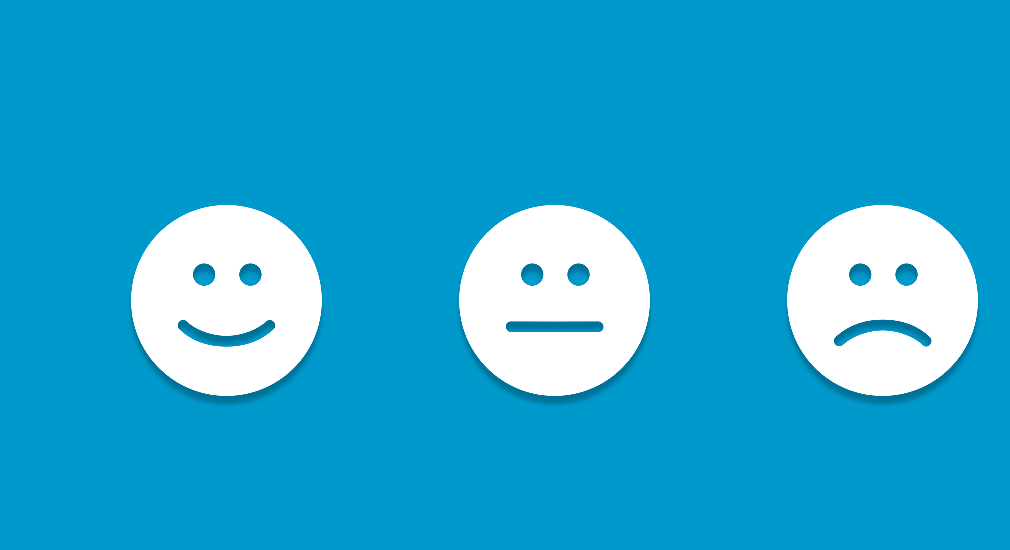
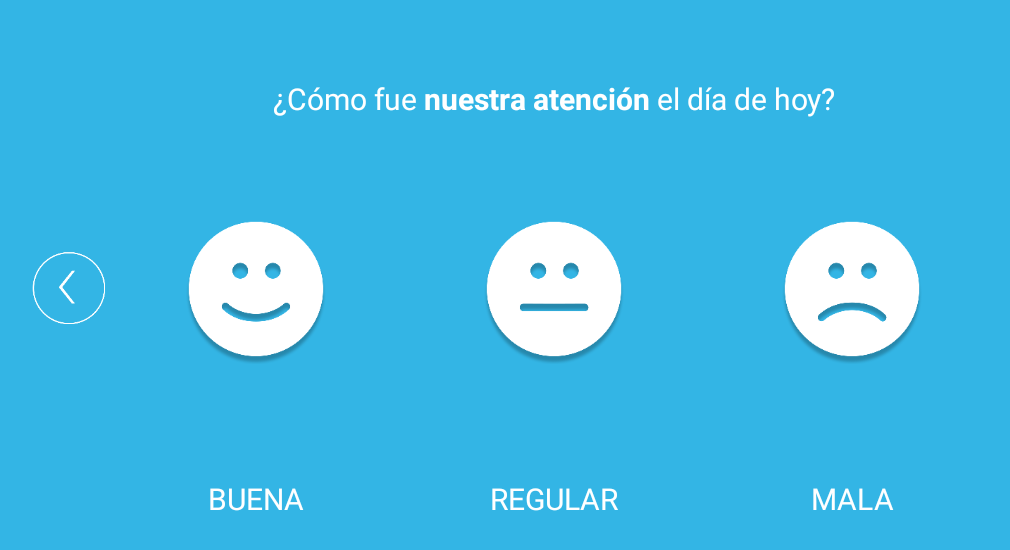
Before and after one commit to cristiansan/Giro, an Android app: the screen it shows after launch (MainActivity), on a phone screen of 824 x 412 dp (held sideways). Shown: the top 550 px of the screen, without its empty margins (64-1074 px from the left). Run offline under Robolectric (Android 15) with nearby library versions, the phone set to English and light mode, and no system bars.

Commit message:
frame para los botones, textos correctos, todas las imagenes

```diff
--- a/app/src/main/java/app/prueba/giro/MainActivity.java
+++ b/app/src/main/java/app/prueba/giro/MainActivity.java
@@ -1,109 +1,118 @@
 package app.prueba.giro;
 
 import android.app.Activity;
-import android.graphics.Color;
 import android.os.Bundle;
-import android.view.Gravity;
 import android.view.View;
 import android.view.animation.Animation;
 import android.view.animation.AnimationUtils;
-import android.widget.ImageButton;
-import android.widget.TextSwitcher;
+import android.widget.FrameLayout;
 import android.widget.TextView;
-import android.widget.ViewSwitcher;
 
-public class MainActivity extends Activity
-{
-    private TextSwitcher mSwitcher;
-    private TextSwitcher mSwitcher2;
 
-    ImageButton btnSmile;
-    ImageButton btnRegular;
-    ImageButton btnNegative;
 
-    String textToShow[]= {"¿Cómo fue nuestra atención el día de hoy?", "¿Se sintió atendido con calidez , amabilidad y respeto ?", "¿Cómo evalúa la ayuda recibida ?"};
-    String textToShow2[]= {"buena                 regular            mala", "si             mas o menos              no", "buena           regular           mala"};
-    int messageCount=textToShow.length;
-    int currentIndex=-1;
+public class MainActivity extends Activity {
+
 
     @Override
-    protected void onCreate(Bundle savedInstanceState)
-    {
+    protected void onCreate(Bundle savedInstanceState) {
         super.onCreate(savedInstanceState);
         setContentView(R.layout.activity_main);
 
-        // botones
-        btnSmile=(ImageButton)findViewById(R.id.button_smile);
-        btnRegular=(ImageButton)findViewById(R.id.button_regular);
-        btnNegative=(ImageButton)findViewById(R.id.button_negative);
-        mSwitcher = (TextSwitcher) findViewById(R.id.textSwitcher);
-        mSwitcher2 = (TextSwitcher) findViewById(R.id.textSwitcher2);
+        //más animaciones como: final Animation animShake = AnimationUtils.loadAnimation(this, R.anim.shake);
+        final Animation animAlpha = AnimationUtils.loadAnimation(this, R.anim.anim_alpha);
+        final Animation animTranslate = AnimationUtils.loadAnimation(this, R.anim.anim_translate);
 
-        // textos pregguntas
-        mSwitcher.setFactory(new ViewSwitcher.ViewFactory() {
+        //llamando los botones
+        final FrameLayout btnSmile = (FrameLayout) findViewById(R.id.frame_left);
+        final FrameLayout btnRegular = (FrameLayout) findViewById(R.id.frame_midle);
+        final FrameLayout btnNegative = (FrameLayout) findViewById(R.id.frame_right);
 
-            public View makeView() {
-                TextView myText = new TextView(MainActivity.this);
-                myText.setGravity(Gravity.TOP | Gravity.CENTER_HORIZONTAL);
-                myText.setTextSize(22);
-                myText.setTextColor(Color.WHITE);
-                return myText;
-            }
-        });
-        // textos respuestas
-        mSwitcher2.setFactory(new ViewSwitcher.ViewFactory() {
+        //onclick
+        btnSmile.setOnClickListener(new FrameLayout.OnClickListener()
 
-            public View makeView() {
-                TextView myText2 = new TextView(MainActivity.this);
-                myText2.setGravity(Gravity.BOTTOM | Gravity.CENTER_HORIZONTAL);
-                myText2.setTextSize(30);
-                myText2.setTextColor(Color.WHITE);
-                return myText2;
+        {
+            @Override
+            public void onClick(View arg0) {
+                arg0.startAnimation(animAlpha);
+                displaypregunta3(getString(R.string.pregunta_tercera));
+                displayrespuesta3(getString(R.string.pregunta_tercera));
+                btnSmile.setAnimation(animTranslate);
+
+
+
             }
         });
 
-        // tipo de anim
-        Animation in = AnimationUtils.loadAnimation(this, android.R.anim.slide_in_left);
-        Animation out = AnimationUtils.loadAnimation(this, android.R.anim.slide_out_right);
+        btnRegular.setOnClickListener(new FrameLayout.OnClickListener() {
+            @Override
+            public void onClick(View arg0) {
+                arg0.startAnimation(animAlpha);
+                displaypregunta2(getString(R.string.pregunta_primera));
+                displayrespuesta2(getString(R.string.pregunta_tercera));
+                btnRegular.setAnimation(animTranslate);
 
-        // anim del textswithcher
-        mSwitcher.setInAnimation(in);
-        mSwitcher.setOutAnimation(out);
-        mSwitcher2.setInAnimation(in);
-        mSwitcher2.setOutAnimation(out);
 
-        // boton clickeado
-        btnSmile.setOnClickListener(new View.OnClickListener() {
-
-            public void onClick(View v) {
-                currentIndex++;
-                if(currentIndex==messageCount)
-                    currentIndex=0;
-                mSwitcher.setText(textToShow[currentIndex]);
-                mSwitcher2.setText(textToShow2[currentIndex]);
             }
         });
 
-        btnRegular.setOnClickListener(new View.OnClickListener() {
-
-            public void onClick(View v) {
-                currentIndex++;
-                if(currentIndex==messageCount)
-                    currentIndex=0;
-                mSwitcher.setText(textToShow[currentIndex]);
-                mSwitcher2.setText(textToShow2[currentIndex]);
+        btnNegative.setOnClickListener(new FrameLayout.OnClickListener() {
+            @Override
+            public void onClick(View arg0) {
+                arg0.startAnimation(animAlpha);
+                displaypregunta1(getString(R.string.pregunta_segunda));
+                displayrespuesta1(getString(R.string.pregunta_tercera));
+                btnNegative.setAnimation(animTranslate);
             }
         });
 
-        btnNegative.setOnClickListener(new View.OnClickListener() {
+        /*// tipo de anim
+        Animation in = AnimationUtils.loadAnimation(this, android.R.anim.slide_in_left);
+        Animation out = AnimationUtils.loadAnimation(this, android.R.anim.slide_out_right);*/
 
-            public void onClick(View v) {
-                currentIndex++;
-                if(currentIndex==messageCount)
-                    currentIndex=0;
-                mSwitcher.setText(textToShow[currentIndex]);
-                mSwitcher2.setText(textToShow2[currentIndex]);
-            }
-        });
+
+
     }
+
+    //mostrar respuestas
+    private void displaypregunta2(String string) {
+        TextView preguntaTextView = (TextView) findViewById(R.id.pregunta);
+        preguntaTextView.setText(R.string.pregunta_tercera);
+
+    }
+    private void displaypregunta3(String pregunta) {
+        TextView preguntaTextView = (TextView) findViewById(R.id.pregunta);
+        preguntaTextView.setText(R.string.pregunta_primera);
+    }
+    private void displaypregunta1(String pregunta) {
+        TextView preguntaTextView = (TextView) findViewById(R.id.pregunta);
+        preguntaTextView.setText(R.string.pregunta_segunda);
+    }
+
+    private void displayrespuesta3(String string) {
+        TextView respuestaTextView = (TextView) findViewById(R.id.resp_izquierda);
+        respuestaTextView.setText(R.string.respuesta_buena);
+        TextView respuesta2TextView = (TextView) findViewById(R.id.resp_central);
+        respuesta2TextView.setText(R.string.respuesta_regular);
+        TextView respuesta3TextView = (TextView) findViewById(R.id.resp_derecha);
+        respuesta3TextView.setText(R.string.respuesta_buena);
+    }
+
+    private void displayrespuesta2(String string) {
+        TextView respuestaTextView = (TextView) findViewById(R.id.resp_izquierda);
+        respuestaTextView.setText(R.string.respuesta_si);
+        TextView respuesta2TextView = (TextView) findViewById(R.id.resp_central);
+        respuesta2TextView.setText(R.string.respuesta_mas_o_menos);
+        TextView respuesta3TextView = (TextView) findViewById(R.id.resp_derecha);
+        respuesta3TextView.setText(R.string.respuesta_no);
+    }
+
+    private void displayrespuesta1(String string) {
+        TextView respuestaTextView = (TextView) findViewById(R.id.resp_izquierda);
+        respuestaTextView.setText(R.string.respuesta_buena);
+        TextView respuesta2TextView = (TextView) findViewById(R.id.resp_central);
+        respuesta2TextView.setText(R.string.respuesta_regular);
+        TextView respuesta3TextView = (TextView) findViewById(R.id.resp_derecha);
+        respuesta3TextView.setText(R.string.respuesta_buena);
+    }
+
 }
--- a/app/src/main/res/layout/activity_main.xml
+++ b/app/src/main/res/layout/activity_main.xml
@@ -1,108 +1,173 @@
 <LinearLayout xmlns:android="http://schemas.android.com/apk/res/android"
     xmlns:tools="http://schemas.android.com/tools" android:layout_width="match_parent"
-    android:layout_height="match_parent" android:paddingLeft="@dimen/activity_horizontal_margin"
+    android:layout_height="match_parent"
+    android:paddingLeft="@dimen/activity_horizontal_margin"
     android:paddingRight="@dimen/activity_horizontal_margin"
     android:paddingTop="@dimen/activity_vertical_margin"
     android:paddingBottom="@dimen/activity_vertical_margin"
     tools:context=".MainActivity"
     android:orientation="vertical"
-    android:background="@android:color/holo_blue_dark"
-    android:id="@+id/main"
-    android:clickable="true"
-    android:baselineAligned="false">
-
-
+    android:background="@android:color/holo_blue_light"
+    android:id="@+id/mainLayout"
+    >
 
     <LinearLayout
         android:layout_width="match_parent"
         android:layout_height="wrap_content"
         android:layout_weight="1"
-        android:gravity="center">
+        android:gravity="bottom|center">
 
 
-        <TextSwitcher
-            android:id="@+id/textSwitcher"
+        <TextView
+            android:id="@+id/pregunta"
             android:text="@string/pregunta_primera"
             android:textSize="20dp"
             android:layout_width="match_parent"
             android:layout_height="wrap_content"
             android:gravity="center"
-            android:textColor="#ffffff"/>
-
-    </LinearLayout>
-
-
-
-    <LinearLayout
-        android:layout_width="match_parent"
-        android:layout_height="wrap_content"
-        android:layout_marginLeft="20dp"
-        android:layout_marginRight="20dp"
-        android:layout_weight="1"
-        android:orientation="horizontal"
-        android:gravity="center">
-
-        <ImageButton
-            android:id="@+id/button_smile"
-            android:layout_width="wrap_content"
-            android:layout_height="wrap_content"
-            android:layout_gravity="center"
-            android:gravity="center"
-            android:src="@drawable/btn_smile"
-            android:onClick="submitText"
-            android:clickable="true"
-            android:layout_weight="1"
-            style="?android:attr/borderlessButtonStyle"
-            />
-
-        <ImageButton
-            android:id="@+id/button_regular"
-            android:layout_width="wrap_content"
-            android:layout_height="wrap_content"
-            android:layout_gravity="center"
-            android:gravity="center"
-            android:src="@drawable/btn_regular"
-            android:onClick="submitText"
-            android:layout_weight="1"
-            style="?android:attr/borderlessButtonStyle"
-
-            />
-
-        <ImageButton
-            android:id="@+id/button_negative"
-            android:layout_width="wrap_content"
-            android:layout_height="wrap_content"
-            android:layout_gravity="center"
-            android:gravity="center"
-            android:src="@drawable/btn_negative"
-            android:onClick="submitText"
-            android:layout_weight="1"
-            style="?android:attr/borderlessButtonStyle"
-            />
+            android:singleLine="true"
+            android:textColor="#ffffff" />
 
     </LinearLayout>
 
     <LinearLayout
+        android:orientation="horizontal"
         android:layout_width="match_parent"
         android:layout_height="wrap_content"
-        android:layout_marginLeft="20dp"
-        android:layout_marginRight="20dp"
+        android:layout_weight="4">
+
+        <ImageView
+            android:layout_width="50dp"
+            android:layout_height="match_parent"
+            android:id="@+id/back"
+            android:src="@drawable/back"
+            android:layout_gravity="center"
+            android:foregroundGravity="center"
+            android:layout_marginBottom="45dp"/>
+
+        <LinearLayout
+            android:orientation="vertical"
+            android:layout_width="match_parent"
+            android:layout_height="match_parent">
+
+            <LinearLayout
+
+                android:layout_width="match_parent"
+                android:layout_height="wrap_content"
+                android:layout_marginRight="50dp"
+                android:layout_weight="2"
                 android:orientation="horizontal"
+                android:gravity="center"
+                android:layout_marginBottom="50dp">
+
+                <LinearLayout
+                    android:orientation="horizontal"
+                    android:layout_width="match_parent"
+                    android:layout_height="match_parent"
                     android:layout_weight="1">
 
+                    <FrameLayout
+                        android:layout_width="wrap_content"
+                        android:layout_height="match_parent"
+                        android:layout_weight="1"
+                        android:id="@+id/frame_left"
+                        android:onClick="submitText"
+                        android:clickable="true">
 
-        <TextSwitcher
-            android:id="@+id/textSwitcher2"
+                        <ImageView
+                            android:id="@+id/button_smile"
+                            android:text="@string/respuesta_si"
+                            android:layout_marginBottom="20dp"
+                            android:layout_width="100dp"
+                            android:layout_height="100dp"
+                            android:layout_gravity="center"
+                            android:gravity="center"
+                            android:background="@drawable/btn_smile"
+                            android:scaleType="fitCenter"/>
+
+                        <TextView
+                            android:id="@+id/resp_izquierda"
+                            android:layout_width="match_parent"
+                            android:layout_height="match_parent"
+                            android:text="@string/respuesta_buena"
+                            android:textSize="20dp"
+                            android:textColor="#ffffff"
+                            android:gravity="bottom|center_horizontal"
+                            android:layout_gravity="center|bottom"
+                            android:textAllCaps="true" />
+
+
+                    </FrameLayout>
+
+                    <FrameLayout
                         android:layout_width="wrap_content"
+                        android:layout_height="match_parent"
+
+                        android:layout_weight="1"
+                        android:id="@+id/frame_midle"
+                        android:onClick="submitText"
+                        android:clickable="true">
+
+                        <ImageView
+                            android:id="@+id/button_regular"
+                            android:layout_marginBottom="20dp"
+                            android:layout_width="100dp"
+                            android:layout_height="100dp"
+                            android:layout_gravity="center"
+                            android:gravity="center"
+                            android:background="@drawable/btn_regular"
+                            android:scaleType="center"/>
+
+                        <TextView
+                            android:id="@+id/resp_central"
+                            android:layout_width="match_parent"
                             android:layout_height="match_parent"
                             android:text="@string/respuesta_regular"
                             android:textColor="#ffffff"
                             android:textSize="20dp"
-            android:gravity="center_horizontal"
+                            android:gravity="bottom|center_horizontal"
                             android:layout_weight="1"
                             android:textAllCaps="true"/>
 
 
+                    </FrameLayout>
+
+                    <FrameLayout
+                        android:layout_width="wrap_content"
+                        android:layout_height="match_parent"
+                        android:layout_weight="1"
+                        android:id="@+id/frame_right"
+                        android:onClick="submitText"
+                        android:clickable="true">
+
+                        <ImageView
+                            android:id="@+id/button_negative"
+                            android:layout_width="100dp"
+                            android:layout_height="100dp"
+                            android:layout_marginBottom="20dp"
+                            android:layout_gravity="center"
+                            android:gravity="center"
+                            android:background="@drawable/btn_negative"
+                            android:scaleType="centerCrop"/>
+
+                        <TextView
+                            android:id="@+id/resp_derecha"
+                            android:layout_width="match_parent"
+                            android:layout_height="match_parent"
+                            android:text="@string/respuesta_mala"
+                            android:textSize="20dp"
+                            android:textColor="#ffffff"
+                            android:gravity="bottom|center_horizontal"
+                            android:layout_weight="1"
+                            android:textAllCaps="true"/>
+
+
+                    </FrameLayout>
+                </LinearLayout>
 
             </LinearLayout>
         </LinearLayout>
+    </LinearLayout>
+
+
+</LinearLayout>
```
Also changed, not shown: app/src/main/res/anim/anim_alpha.xml (added, +10 -0 lines), app/src/main/res/anim/anim_translate.xml (added, +9 -0 lines), app/src/main/res/anim/slide_in_left.xml (added, +12 -0 lines). Lines whose indentation alone changed are shown as unchanged.
